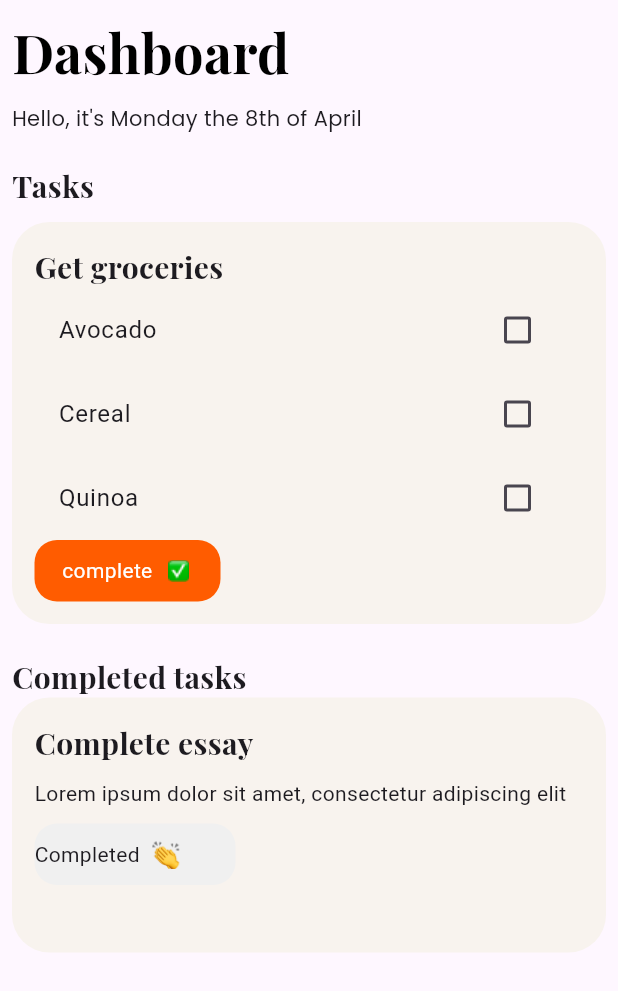
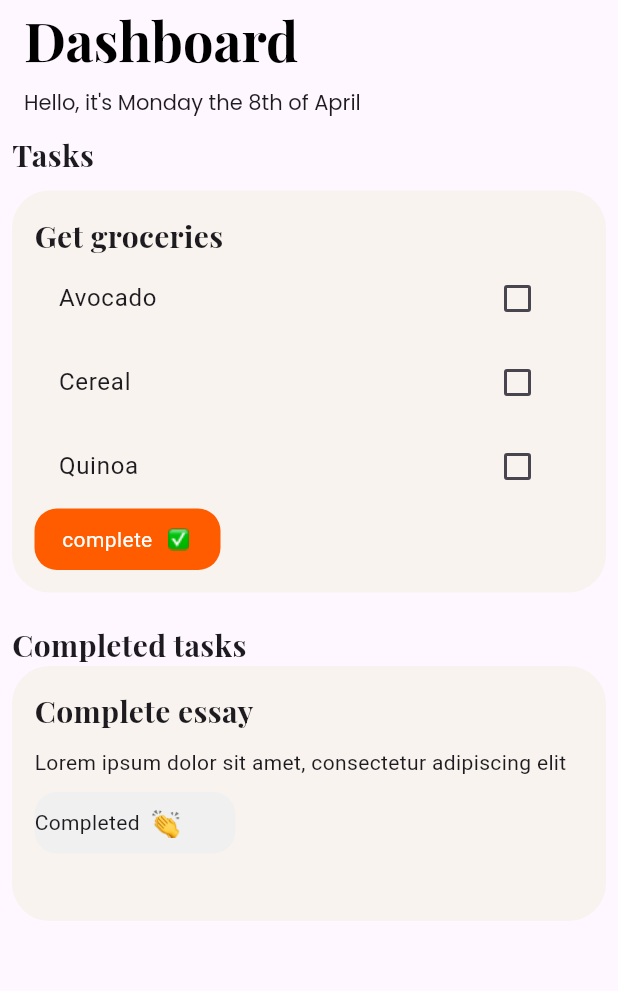
Before and after one commit to Abhishek-dev6/habit-tracker, a Flutter app: the dash screen opened directly, on a phone screen of 412 x 824 dp. Shown: the top 991 px of the screen. Run offline on Flutter 3.47's test engine with Material 3 defaults, Android fonts, the phone set to English and light mode, and no system bars; our stand-ins replace flutter_svg, google_fonts.

Commit message:
Make alignment to center  and created Appbar

```diff
--- a/lib/dashboardhome.dart
+++ b/lib/dashboardhome.dart
@@ -10,21 +10,20 @@ class dash extends StatefulWidget {
 }
 
 class _dashState extends State<dash> {
-
   bool ischecked1 = false;
   bool ischecked2 = false;
   bool ischecked3 = false;
 
-
-
   @override
   Widget build(BuildContext context) {
     return Scaffold(
-      body: Padding(
-        padding: const EdgeInsets.all(8.0),
-        child: SingleChildScrollView(
-          child: Column(
-            crossAxisAlignment: CrossAxisAlignment.start,
+      appBar: AppBar(
+        automaticallyImplyLeading: false,
+        toolbarHeight: 80,
+        title: Column(
+          children: [
+            Row(
+              mainAxisAlignment: MainAxisAlignment.start,
               children: [
                 Text(
                   "Dashboard",
@@ -34,12 +33,29 @@ class _dashState extends State<dash> {
                     color: Colors.black,
                   ),
                 ),
+              ],
+            ),
             SizedBox(height: 10),
+            Row(
+              mainAxisAlignment: MainAxisAlignment.start,
+              children: [
                 Text(
                   "Hello, it's Monday the 8th of April",
                   style: GoogleFonts.poppins(fontSize: 14),
                 ),
-              SizedBox(height: 20),
+              ],
+            ),
+          ],
+        ),
+      ),
+      body: Padding(
+        padding: const EdgeInsets.all(8.0),
+        child: SingleChildScrollView(
+          child: Column(
+           crossAxisAlignment: CrossAxisAlignment.start,
+            mainAxisAlignment: MainAxisAlignment.start,
+            children: [
+
               Text(
                 "Tasks",
                 style: GoogleFonts.playfairDisplay(
@@ -107,7 +123,11 @@ class _dashState extends State<dash> {
                               style: TextStyle(color: Colors.white),
                             ),
                             SizedBox(width: 8),
-                            Image.asset('assets/images/tick.png', height: 20, width: 19),
+                            Image.asset(
+                              'assets/images/tick.png',
+                              height: 20,
+                              width: 19,
+                            ),
                           ],
                         ),
                       ),
@@ -134,10 +154,17 @@ class _dashState extends State<dash> {
                 child: Column(
                   crossAxisAlignment: CrossAxisAlignment.start,
                   children: [
-                    Text("Complete essay",
-                        style: GoogleFonts.playfairDisplay(fontSize: 20, fontWeight: FontWeight.bold)),
+                    Text(
+                      "Complete essay",
+                      style: GoogleFonts.playfairDisplay(
+                        fontSize: 20,
+                        fontWeight: FontWeight.bold,
+                      ),
+                    ),
                     SizedBox(height: 10),
-                    Text("Lorem ipsum dolor sit amet, consectetur adipiscing elit"),
+                    Text(
+                      "Lorem ipsum dolor sit amet, consectetur adipiscing elit",
+                    ),
                     SizedBox(height: 10),
                     Container(
                       width: 134,
@@ -151,7 +178,11 @@ class _dashState extends State<dash> {
                         children: [
                           Text("Completed"),
                           SizedBox(width: 8),
-                          Image.asset('assets/images/hand.png', height: 20, width: 19),
+                          Image.asset(
+                            'assets/images/hand.png',
+                            height: 20,
+                            width: 19,
+                          ),
                         ],
                       ),
                     ),
```
Lines whose indentation alone changed are shown as unchanged.
